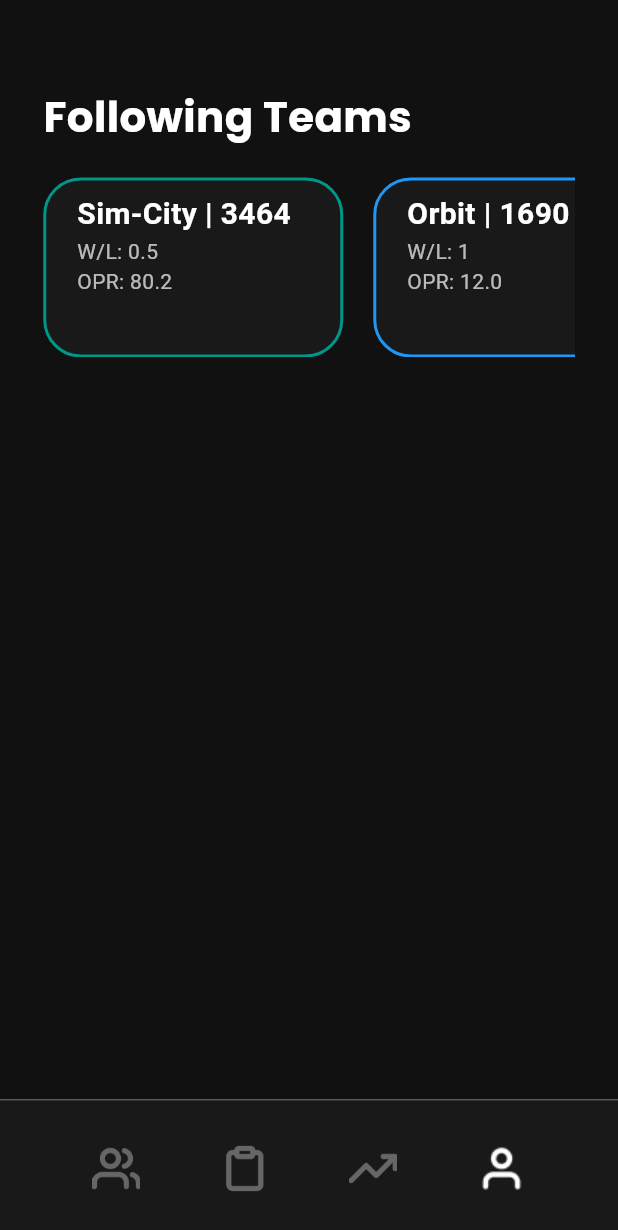
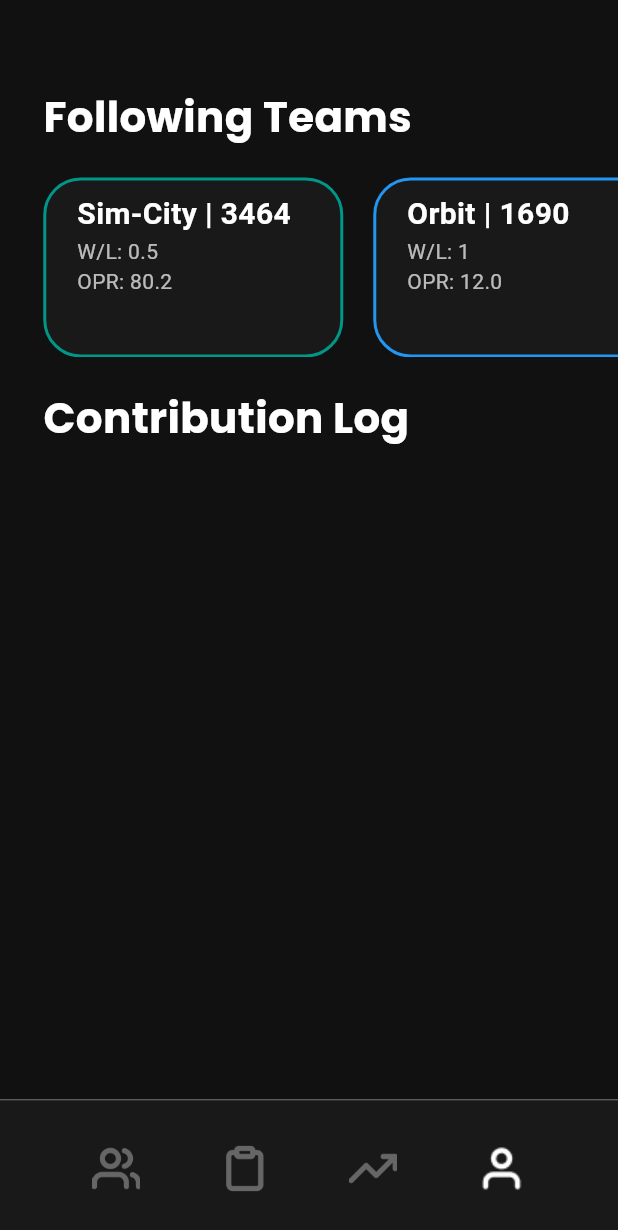
Before and after one commit to nano-maxwell/frc_scouting_app, a Flutter app: the screen it shows after launch, item 4 of the bottom bar chosen, on a phone screen of 412 x 824 dp. Shown: the top 1230 px of the screen. Run offline on Flutter 3.47's test engine with Material 3 defaults, Android fonts, the phone set to English and light mode, and no system bars; Roboto replaces fonts that are missing (SF-Pro).

Commit message:
java files + big file cleanup for followingteams
Co-authored-by: Maxwell <nano-maxwell@users.noreply.github.com>

```diff
--- a/lib/elements/followingteam.dart
+++ b/lib/elements/followingteam.dart
@@ -1,12 +1,12 @@
 import 'package:flutter/material.dart';
+import 'package:frc_scouting_app/utils/colors.dart';
 
-class FollowingTeam {
-  String teamName;
-  int teamNumber;
-  Color teamColor; // USE FRC COLORS WEBSITE API
-  String winLossRatio; // use a toString()
-  double opr;
-
+class FollowingTeam extends StatelessWidget {
+  final String teamName;
+  final int teamNumber;
+  final Color teamColor;
+  final String winLossRatio;
+  final double opr;
 
   FollowingTeam({
     required this.teamName,
@@ -16,12 +16,13 @@ class FollowingTeam {
     required this.opr,
   });
 
-  static List <FollowingTeam> getTeams () {
+static List <FollowingTeam> getTeams () {
 
     List<FollowingTeam> teams = []; // initialize team arrayList
 
 /* IN THE FUTURE use a for loop to get the teams that the user is following
 rather than manually adding. manually adding so i can get a proof of concept
+
 once we do that, need to remember to make the getTeams() method take the parameters*/
 
     teams.add(
@@ -58,4 +59,55 @@ once we do that, need to remember to make the getTeams() method take the paramet
   return teams;
   }
 
+
+  @override
+  Widget build(BuildContext context) {
+    double screenHeight = MediaQuery.of(context).size.height;
+    double screenWidth = MediaQuery.of(context).size.width;
+
+    return Container(
+      width: 200,
+      decoration: BoxDecoration(
+        color: tileColor,
+        borderRadius: BorderRadius.circular(25),
+        border: Border.all(color: teamColor, width: 2),
+      ),
+      child: Padding(
+        padding: EdgeInsets.only(
+          left: screenWidth * 0.05,
+          top: screenHeight * 0.01,
+          right: screenWidth * 0.05,
+        ),
+        child: Column(
+          crossAxisAlignment: CrossAxisAlignment.start,
+          children: [
+            FittedBox(
+              fit: BoxFit.scaleDown,
+              child: Text(
+                "$teamName | $teamNumber",
+                style: TextStyle(
+                  color: whiteColor,
+                  fontFamily: 'SF-Pro',
+                  fontSize: 20,
+                  fontWeight: FontWeight.w600,
+                ),
+              ),
+            ),
+            Text(
+              "W/L: $winLossRatio",
+              style: TextStyle(
+                color: whiteColor.withOpacity(0.7),
+              ),
+            ),
+            Text(
+              "OPR: $opr",
+              style: TextStyle(
+                color: whiteColor.withOpacity(0.7),
+              ),
+            ),
+          ],
+        ),
+      ),
+    );
+  }
 }
--- a/lib/screens/userpage.dart
+++ b/lib/screens/userpage.dart
@@ -9,7 +9,6 @@ class UserPage extends StatelessWidget {
 
   List<FollowingTeam> teams = FollowingTeam.getTeams();
 
-
   @override
   Widget build(BuildContext context) {
     double screenHeight = MediaQuery.of(context).size.height;
@@ -17,12 +16,13 @@ class UserPage extends StatelessWidget {
 
     return Scaffold(
       backgroundColor: bg_Color,
-
+// START OF FOLLOWING
       body: Column(crossAxisAlignment: CrossAxisAlignment.start, children: [
         Column(crossAxisAlignment: CrossAxisAlignment.start, children: [
           SizedBox(height: screenHeight * 0.07),
           Padding(
-            padding: EdgeInsets.only(left: screenWidth * 0.07),
+            padding: EdgeInsets.only(
+                left: screenWidth * 0.07), // CREATES TITLE "FOLLOWING TEAMS"
             child: Text(
               "Following Teams",
               style: TextStyle(
@@ -33,72 +33,43 @@ class UserPage extends StatelessWidget {
               ),
             ),
           ),
-          // Divider( WOULD HAVE ADDED A LINE
-          //   color: white50Percent,
-          //   thickness: 2,
-          //   indent: screenWidth * 0.1,
-          //   endIndent: screenWidth * 0.3,
-          // ),
           Container(
-              margin: EdgeInsets.symmetric(
-                  horizontal: screenWidth * 0.07, vertical: screenWidth * 0.05),
+              margin: EdgeInsets.symmetric(vertical: screenWidth * 0.05),
               height: 120,
               color: bg_Color,
-              child: ListView.separated(
+              child: ListView.separated( // creates a listview
+                padding: EdgeInsets.symmetric(horizontal: screenWidth * 0.07),
                 itemCount: teams.length,
                 scrollDirection: Axis.horizontal,
                 separatorBuilder: (context, index) => SizedBox(width: 20),
-                itemBuilder: (context, index) {
-                  return Container(
-                    width: 200,
-                    decoration: BoxDecoration(
-                      // color: teams[index].teamColor,
-                      color: tileColor,
-                      borderRadius: BorderRadius.circular(25),
-                      border:
-                          Border.all(color: teams[index].teamColor, width: 2),
-                    ),
-                    child: Padding(
-                      padding: EdgeInsets.only(left: screenWidth * 0.05, top: screenHeight * 0.01, right: screenWidth * 0.05),
-                      child: Column(
-                        crossAxisAlignment: CrossAxisAlignment.start,
-                        children: [
-                          FittedBox (
-                            fit: BoxFit.scaleDown, // if too much text in team name + number then it scales it down
+                itemBuilder: (context, index) { // builds the teams that are created in followingteam.dart
+                  return FollowingTeam(
+                  teamName: teams[index].teamName,
+                  teamNumber: teams[index].teamNumber,
+                  teamColor: teams[index].teamColor,
+                  winLossRatio: teams[index].winLossRatio,
+                  opr: teams[index].opr,
+                  );
+                },
+              ))
+        ]),
+// START OF CONTRIBUTION LOG
+        Padding(
+          padding: EdgeInsets.only(left: screenWidth * 0.07),
           child: Text(
-                            teams[index].teamName + " | " + teams[index].teamNumber.toString(), // team name + number
+            "Contribution Log",
             style: TextStyle(
+              fontFamily: 'Poppins',
+              fontSize: 28,
+              fontWeight: FontWeight.w700,
               color: whiteColor,
-                              fontFamily: 'SF-Pro',
-                              fontSize: 20,
-                              fontWeight: FontWeight.w600,
             ),
           ),
         ),
+      ]),
 
-                          Text(
-                            "W/L: " + teams[index].winLossRatio, // adds team win/loss ratio
-                            style: TextStyle(
-                              color: whiteColor.withOpacity(0.7),
-                            ),
-                          ),
-                          Text(
-                            "OPR: " + teams[index].opr.toString(),
-                            style: TextStyle(
-                              color: whiteColor.withOpacity(0.7),
-                            )
-                          ),
-                        ],
-                      ),
-                    ),
     );
-                },
-              ))
-        ])
-      ]), // column
-      // children
-    ); // column
 
-    // scaffold
+
   }
 }
```
Also changed, not shown: lib/elements/matchtile.dart (line endings or trailing spaces), pubspec.lock, 12 other files. Lines whose indentation alone changed are shown as unchanged.
